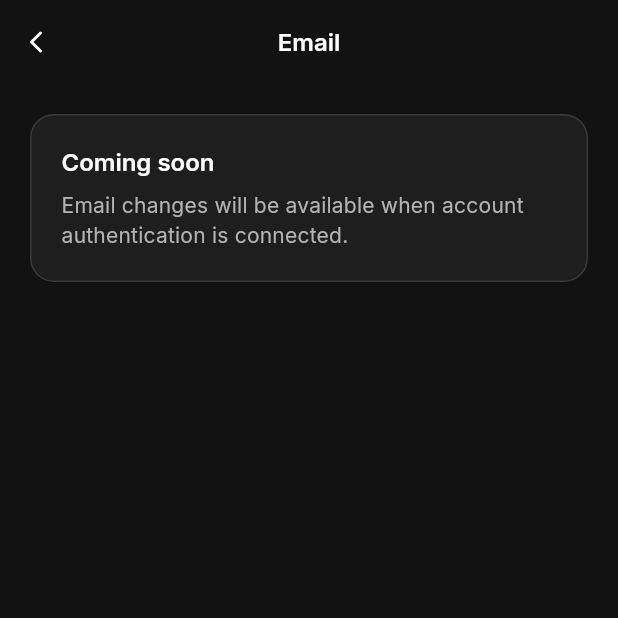
After one commit to DavidGD616/Running-app, a Flutter app: the SettingsAccountScreen screen opened by its route, after a tap on "Email", on a phone screen of 412 x 824 dp, the top half of it. The commit adds this screen. Run offline on Flutter 3.47's test engine with Material 3 defaults, Android fonts, the phone set to English and light mode, and no system bars; our stand-ins replace flutter_riverpod, flutter_svg, go_router, google_fonts, shared_preferences; accounts and stored records are empty.

Commit message:
Add account settings flow

```diff
--- a/apps/mobile/lib/core/router/app_router.dart
+++ b/apps/mobile/lib/core/router/app_router.dart
@@ -29,6 +29,10 @@ import '../../features/settings/presentation/screens/settings_goal_review_screen
 import '../../features/settings/presentation/screens/settings_update_plan_screen.dart';
 import '../../features/settings/presentation/screens/settings_language_screen.dart';
 import '../../features/settings/presentation/screens/settings_units_screen.dart';
+import '../../features/settings/presentation/screens/settings_account_screen.dart';
+import '../../features/settings/presentation/screens/settings_account_name_screen.dart';
+import '../../features/settings/presentation/screens/settings_account_sex_screen.dart';
+import '../../features/settings/presentation/screens/settings_account_security_info_screen.dart';
 import '../../features/session_detail/presentation/screens/session_detail_screen.dart';
 import '../../features/pre_run/presentation/screens/pre_run_screen.dart';
 import '../../features/log_run/presentation/screens/log_run_screen.dart';
@@ -115,6 +119,30 @@ final appRouter = GoRouter(
     GoRoute(
       path: RouteNames.planReady,
       builder: (context, state) => const PlanReadyScreen(),
+    ),
+    GoRoute(
+      path: RouteNames.settingsAccount,
+      builder: (context, state) => const SettingsAccountScreen(),
+    ),
+    GoRoute(
+      path: RouteNames.settingsAccountName,
+      builder: (context, state) => const SettingsAccountNameScreen(),
+    ),
+    GoRoute(
+      path: RouteNames.settingsAccountSex,
+      builder: (context, state) => const SettingsAccountSexScreen(),
+    ),
+    GoRoute(
+      path: RouteNames.settingsAccountEmail,
+      builder: (context, state) => const SettingsAccountSecurityInfoScreen(
+        mode: SettingsAccountSecurityInfoMode.email,
+      ),
+    ),
+    GoRoute(
+      path: RouteNames.settingsAccountPassword,
+      builder: (context, state) => const SettingsAccountSecurityInfoScreen(
+        mode: SettingsAccountSecurityInfoMode.password,
+      ),
     ),
     GoRoute(
       path: RouteNames.settingsUpdatePlan,
--- a/apps/mobile/lib/core/router/route_names.dart
+++ b/apps/mobile/lib/core/router/route_names.dart
@@ -22,6 +22,11 @@ abstract class RouteNames {
   static const plan = '/plan';
   static const progress = '/progress';
   static const settings = '/settings';
+  static const settingsAccount = '/settings/account';
+  static const settingsAccountName = '/settings/account/name';
+  static const settingsAccountSex = '/settings/account/sex';
+  static const settingsAccountEmail = '/settings/account/email';
+  static const settingsAccountPassword = '/settings/account/password';
   static const settingsUpdatePlan = '/settings/update-plan';
   static const settingsUpdatePlanEditGoal = '/settings/update-plan/edit-goal';
   static const settingsUpdatePlanEditGoalForm =
--- /dev/null
+++ b/apps/mobile/lib/features/settings/presentation/screens/settings_account_screen.dart
@@ -0,0 +1,205 @@
+import 'package:flutter/material.dart';
+import 'package:flutter_riverpod/flutter_riverpod.dart';
+import 'package:go_router/go_router.dart';
+
+import '../../../../core/router/route_names.dart';
+import '../../../../core/theme/app_colors.dart';
+import '../../../../core/theme/app_radius.dart';
+import '../../../../core/theme/app_spacing.dart';
+import '../../../../core/theme/app_typography.dart';
+import '../../../../core/widgets/app_header_bar.dart';
+import '../../../../core/widgets/section_label.dart';
+import '../../../../core/widgets/settings_card.dart';
+import '../../../../core/widgets/settings_row.dart';
+import '../../../../l10n/app_localizations.dart';
+import '../../../user_preferences/domain/user_preferences.dart';
+import '../../../user_preferences/presentation/user_preferences_provider.dart';
+
+class SettingsAccountScreen extends ConsumerWidget {
+  const SettingsAccountScreen({super.key});
+
+  String _displayName(AppLocalizations l10n, String? displayName) {
+    final normalized = displayName?.trim();
+    if (normalized == null || normalized.isEmpty) {
+      return l10n.profileDefaultName;
+    }
+    return normalized;
+  }
+
+  String _displayGender(AppLocalizations l10n, ProfileGender? gender) {
+    return switch (gender) {
+      ProfileGender.male => l10n.genderMale,
+      ProfileGender.female => l10n.genderFemale,
+      ProfileGender.other => l10n.genderOther,
+      null => l10n.settingsAccountNotSet,
+    };
+  }
+
+  String _displayBirthday(BuildContext context, DateTime? dateOfBirth) {
+    if (dateOfBirth == null) {
+      return AppLocalizations.of(context)!.settingsAccountNotSet;
+    }
+    return MaterialLocalizations.of(context).formatMediumDate(dateOfBirth);
+  }
+
+  Future<void> _pickDateOfBirth(
+    BuildContext context,
+    WidgetRef ref,
+    DateTime? currentDate,
+  ) async {
+    final picked = await showDatePicker(
+      context: context,
+      initialDate: currentDate ?? DateTime(1990, 1, 1),
+      firstDate: DateTime(1920),
+      lastDate: DateTime.now().subtract(const Duration(days: 365 * 13)),
+      builder: (context, child) {
+        return Theme(
+          data: Theme.of(context).copyWith(
+            colorScheme: const ColorScheme.dark(
+              primary: AppColors.accentPrimary,
+              onPrimary: AppColors.backgroundPrimary,
+              surface: AppColors.backgroundSecondary,
+              onSurface: AppColors.textPrimary,
+            ),
+          ),
+          child: child!,
+        );
+      },
+    );
+
+    if (picked != null) {
+      await ref.read(userPreferencesProvider.notifier).setDateOfBirth(picked);
+    }
+  }
+
+  @override
+  Widget build(BuildContext context, WidgetRef ref) {
+    final l10n = AppLocalizations.of(context)!;
+    final preferences = ref.watch(userPreferencesProvider).value;
+
+    return Scaffold(
+      backgroundColor: AppColors.backgroundPrimary,
+      appBar: AppDetailHeaderBar(title: l10n.settingsAccount),
+      body: SafeArea(
+        top: false,
+        child: SingleChildScrollView(
+          padding: const EdgeInsets.fromLTRB(
+            AppSpacing.screen,
+            AppSpacing.lg,
+            AppSpacing.screen,
+            AppSpacing.xl,
+          ),
+          child: Column(
+            crossAxisAlignment: CrossAxisAlignment.start,
+            children: [
+              SectionLabel(label: l10n.settingsAccountProfileSection),
+              const SizedBox(height: AppSpacing.md),
+              SettingsCard(
+                children: [
+                  SettingsRow(
+                    label: l10n.settingsAccountNameLabel,
+                    iconAsset: 'assets/icons/person.svg',
+                    variant: SettingsRowVariant.value,
+                    valueLabel: _displayName(l10n, preferences?.displayName),
+                    onTap: () => context.push(RouteNames.settingsAccountName),
+                  ),
+                  SettingsRow(
+                    label: l10n.dateOfBirthLabel,
+                    iconAsset: 'assets/icons/calendar.svg',
+                    variant: SettingsRowVariant.value,
+                    valueLabel: _displayBirthday(
+                      context,
+                      preferences?.dateOfBirth,
+                    ),
+                    onTap: () => _pickDateOfBirth(
+                      context,
+                      ref,
+                      preferences?.dateOfBirth,
+                    ),
+                  ),
+                  SettingsRow(
+                    label: l10n.settingsAccountSexLabel,
+                    iconAsset: 'assets/icons/person.svg',
+                    variant: SettingsRowVariant.value,
+                    valueLabel: _displayGender(l10n, preferences?.gender),
+                    onTap: () => context.push(RouteNames.settingsAccountSex),
+                  ),
+                ],
+              ),
+              const SizedBox(height: AppSpacing.xl),
+              SectionLabel(label: l10n.settingsAccountSecuritySection),
+              const SizedBox(height: AppSpacing.md),
+              SettingsCard(
+                children: [
+                  SettingsRow(
+                    label: l10n.emailLabel,
+                    iconAsset: 'assets/icons/smartphone.svg',
+                    variant: SettingsRowVariant.chevron,
+                    onTap: () => context.push(RouteNames.settingsAccountEmail),
+                  ),
+                  SettingsRow(
+                    label: l10n.passwordLabel,
+                    iconAsset: 'assets/icons/settings.svg',
+                    variant: SettingsRowVariant.chevron,
+                    onTap: () =>
+                        context.push(RouteNames.settingsAccountPassword),
+                  ),
+                ],
+              ),
+              const SizedBox(height: AppSpacing.xl),
+              _AccountLogOutCard(label: l10n.settingsLogOut),
+            ],
+          ),
+        ),
+      ),
+    );
+  }
+}
+
+class _AccountLogOutCard extends StatelessWidget {
+  const _AccountLogOutCard({required this.label});
+
+  final String label;
+
+  @override
+  Widget build(BuildContext context) {
+    return GestureDetector(
+      onTap: () {},
+      child: Container(
+        padding: const EdgeInsets.symmetric(
+          horizontal: AppSpacing.base,
+          vertical: AppSpacing.md,
+        ),
+        decoration: BoxDecoration(
+          color: AppColors.error.withValues(alpha: 0.06),
+          borderRadius: AppRadius.borderLg,
+          border: Border.all(color: AppColors.error.withValues(alpha: 0.25)),
+        ),
+        child: Row(
+          mainAxisAlignment: MainAxisAlignment.center,
+          children: [
+            Container(
+              width: 28,
+              height: 28,
+              decoration: BoxDecoration(
+                color: AppColors.error.withValues(alpha: 0.08),
+                borderRadius: BorderRadius.circular(8),
+              ),
+              child: const Center(
+                child: Icon(Icons.logout, color: AppColors.error, size: 18),
+              ),
+            ),
+            const SizedBox(width: AppSpacing.md),
+            Text(
+              label,
+              style: AppTypography.bodyLarge.copyWith(
+                color: AppColors.error,
+                fontWeight: FontWeight.w600,
+              ),
+            ),
+          ],
+        ),
+      ),
+    );
+  }
+}
--- /dev/null
+++ b/apps/mobile/lib/features/settings/presentation/screens/settings_account_security_info_screen.dart
@@ -0,0 +1,72 @@
+import 'package:flutter/material.dart';
+
+import '../../../../core/theme/app_colors.dart';
+import '../../../../core/theme/app_radius.dart';
+import '../../../../core/theme/app_spacing.dart';
+import '../../../../core/theme/app_typography.dart';
+import '../../../../core/widgets/app_header_bar.dart';
+import '../../../../l10n/app_localizations.dart';
+
+enum SettingsAccountSecurityInfoMode { email, password }
+
+class SettingsAccountSecurityInfoScreen extends StatelessWidget {
+  const SettingsAccountSecurityInfoScreen({super.key, required this.mode});
+
+  final SettingsAccountSecurityInfoMode mode;
+
+  @override
+  Widget build(BuildContext context) {
+    final l10n = AppLocalizations.of(context)!;
+    final title = switch (mode) {
+      SettingsAccountSecurityInfoMode.email => l10n.emailLabel,
+      SettingsAccountSecurityInfoMode.password => l10n.passwordLabel,
+    };
+    final subtitle = switch (mode) {
+      SettingsAccountSecurityInfoMode.email =>
+        l10n.settingsAccountEmailUnavailableSubtitle,
+      SettingsAccountSecurityInfoMode.password =>
+        l10n.settingsAccountPasswordUnavailableSubtitle,
+    };
+
+    return Scaffold(
+      backgroundColor: AppColors.backgroundPrimary,
+      appBar: AppDetailHeaderBar(title: title),
+      body: SafeArea(
+        top: false,
+        child: SingleChildScrollView(
+          padding: const EdgeInsets.fromLTRB(
+            AppSpacing.screen,
+            AppSpacing.lg,
+            AppSpacing.screen,
+            AppSpacing.xl,
+          ),
+          child: Container(
+            width: double.infinity,
+            padding: const EdgeInsets.all(AppSpacing.lg),
+            decoration: BoxDecoration(
+              color: AppColors.backgroundCard,
+              borderRadius: AppRadius.borderLg,
+              border: Border.all(color: AppColors.borderDefault),
+            ),
+            child: Column(
+              crossAxisAlignment: CrossAxisAlignment.start,
+              children: [
+                Text(
+                  l10n.settingsAccountSecurityUnavailableTitle,
+                  style: AppTypography.titleMedium,
+                ),
+                const SizedBox(height: AppSpacing.sm),
+                Text(
+                  subtitle,
+                  style: AppTypography.bodyMedium.copyWith(
+                    color: AppColors.textSecondary,
+                  ),
+                ),
+              ],
+            ),
+          ),
+        ),
+      ),
+    );
+  }
+}
--- a/apps/mobile/lib/features/user_preferences/domain/user_preferences.dart
+++ b/apps/mobile/lib/features/user_preferences/domain/user_preferences.dart
@@ -7,12 +7,14 @@ enum ProfileGender { male, female, other }
 class UserPreferences {
   final UnitSystem unitSystem;
   final ShortDistanceUnit shortDistanceUnit;
+  final String? displayName;
   final ProfileGender? gender;
   final DateTime? dateOfBirth;
 
   const UserPreferences({
     this.unitSystem = UnitSystem.km,
     this.shortDistanceUnit = ShortDistanceUnit.meters,
+    this.displayName,
     this.gender,
     this.dateOfBirth,
   });
@@ -20,11 +22,13 @@ class UserPreferences {
   UserPreferences copyWith({
     UnitSystem? unitSystem,
     ShortDistanceUnit? shortDistanceUnit,
+    String? displayName,
     ProfileGender? gender,
     DateTime? dateOfBirth,
   }) => UserPreferences(
     unitSystem: unitSystem ?? this.unitSystem,
     shortDistanceUnit: shortDistanceUnit ?? this.shortDistanceUnit,
+    displayName: displayName ?? this.displayName,
     gender: gender ?? this.gender,
     dateOfBirth: dateOfBirth ?? this.dateOfBirth,
   );
--- a/apps/mobile/lib/l10n/app_en.arb
+++ b/apps/mobile/lib/l10n/app_en.arb
@@ -1499,6 +1499,30 @@
   "settingsIntegrations": "Integrations",
   "@settingsIntegrations": { "description": "Integrations row label on settings screen" },
 
+  "settingsAccountProfileSection": "Profile",
+  "@settingsAccountProfileSection": { "description": "Profile section header on account settings screen" },
+
+  "settingsAccountSecuritySection": "Security",
+  "@settingsAccountSecuritySection": { "description": "Security section header on account settings screen" },
+
+  "settingsAccountNameLabel": "Name",
+  "@settingsAccountNameLabel": { "description": "Name row label on account settings screen" },
+
+  "settingsAccountSexLabel": "Sex",
+  "@settingsAccountSexLabel": { "description": "Sex row label on account settings screen" },
+
+  "settingsAccountNotSet": "Not set",
+  "@settingsAccountNotSet": { "description": "Placeholder value when an account field has not been set" },
+
+  "settingsAccountSecurityUnavailableTitle": "Coming soon",
+  "@settingsAccountSecurityUnavailableTitle": { "description": "Title shown on placeholder account security screens" },
+
+  "settingsAccountEmailUnavailableSubtitle": "Email changes will be available when account authentication is connected.",
+  "@settingsAccountEmailUnavailableSubtitle": { "description": "Subtitle shown on the placeholder email screen inside account settings" },
+
+  "settingsAccountPasswordUnavailableSubtitle": "Password changes will be available when account authentication is connected.",
+  "@settingsAccountPasswordUnavailableSubtitle": { "description": "Subtitle shown on the placeholder password screen inside account settings" },
+
   "settingsPlanGoalsSection": "Plan & Goals",
   "@settingsPlanGoalsSection": { "description": "Plan & Goals section header" },
 
--- a/apps/mobile/lib/l10n/app_localizations.dart
+++ b/apps/mobile/lib/l10n/app_localizations.dart
@@ -2898,6 +2898,54 @@ abstract class AppLocalizations {
   /// **'Integrations'**
   String get settingsIntegrations;
 
+  /// Profile section header on account settings screen
+  ///
+  /// In en, this message translates to:
+  /// **'Profile'**
+  String get settingsAccountProfileSection;
+
+  /// Security section header on account settings screen
+  ///
+  /// In en, this message translates to:
+  /// **'Security'**
+  String get settingsAccountSecuritySection;
+
+  /// Name row label on account settings screen
+  ///
+  /// In en, this message translates to:
+  /// **'Name'**
+  String get settingsAccountNameLabel;
+
+  /// Sex row label on account settings screen
+  ///
+  /// In en, this message translates to:
+  /// **'Sex'**
+  String get settingsAccountSexLabel;
+
+  /// Placeholder value when an account field has not been set
+  ///
+  /// In en, this message translates to:
+  /// **'Not set'**
+  String get settingsAccountNotSet;
+
+  /// Title shown on placeholder account security screens
+  ///
+  /// In en, this message translates to:
+  /// **'Coming soon'**
+  String get settingsAccountSecurityUnavailableTitle;
+
+  /// Subtitle shown on the placeholder email screen inside account settings
+  ///
+  /// In en, this message translates to:
+  /// **'Email changes will be available when account authentication is connected.'**
+  String get settingsAccountEmailUnavailableSubtitle;
+
+  /// Subtitle shown on the placeholder password screen inside account settings
+  ///
+  /// In en, this message translates to:
+  /// **'Password changes will be available when account authentication is connected.'**
+  String get settingsAccountPasswordUnavailableSubtitle;
+
   /// Plan & Goals section header
   ///
   /// In en, this message translates to:
```
Also changed, not shown: apps/mobile/lib/features/settings/presentation/screens/settings_account_name_screen.dart (added, +100 -0 lines), apps/mobile/lib/features/settings/presentation/screens/settings_account_sex_screen.dart (added, +65 -0 lines), apps/mobile/lib/features/settings/presentation/screens/settings_screen.dart (+5 -67 lines), apps/mobile/lib/features/user_preferences/presentation/user_preferences_provider.dart (+11 -0 lines), apps/mobile/lib/l10n/app_es.arb (+8 -0 lines), apps/mobile/lib/l10n/app_localizations_en.dart (+26 -0 lines), apps/mobile/lib/l10n/app_localizations_es.dart (+26 -0 lines).
